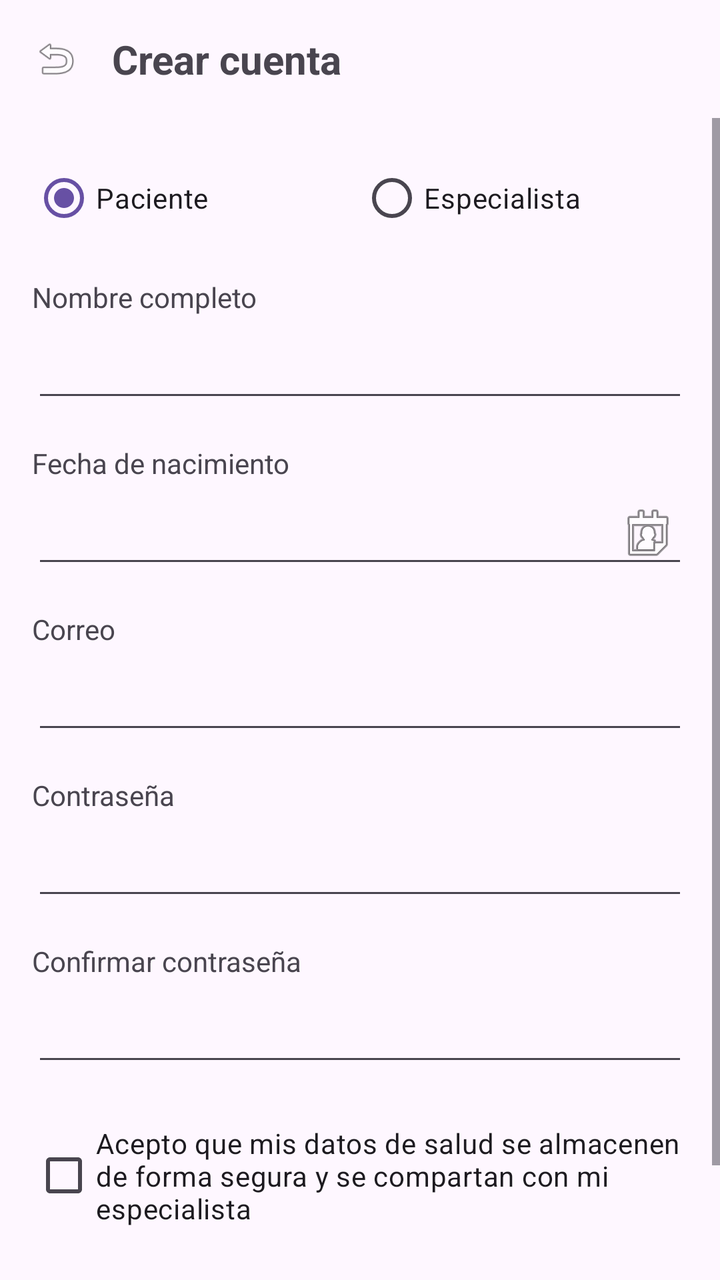
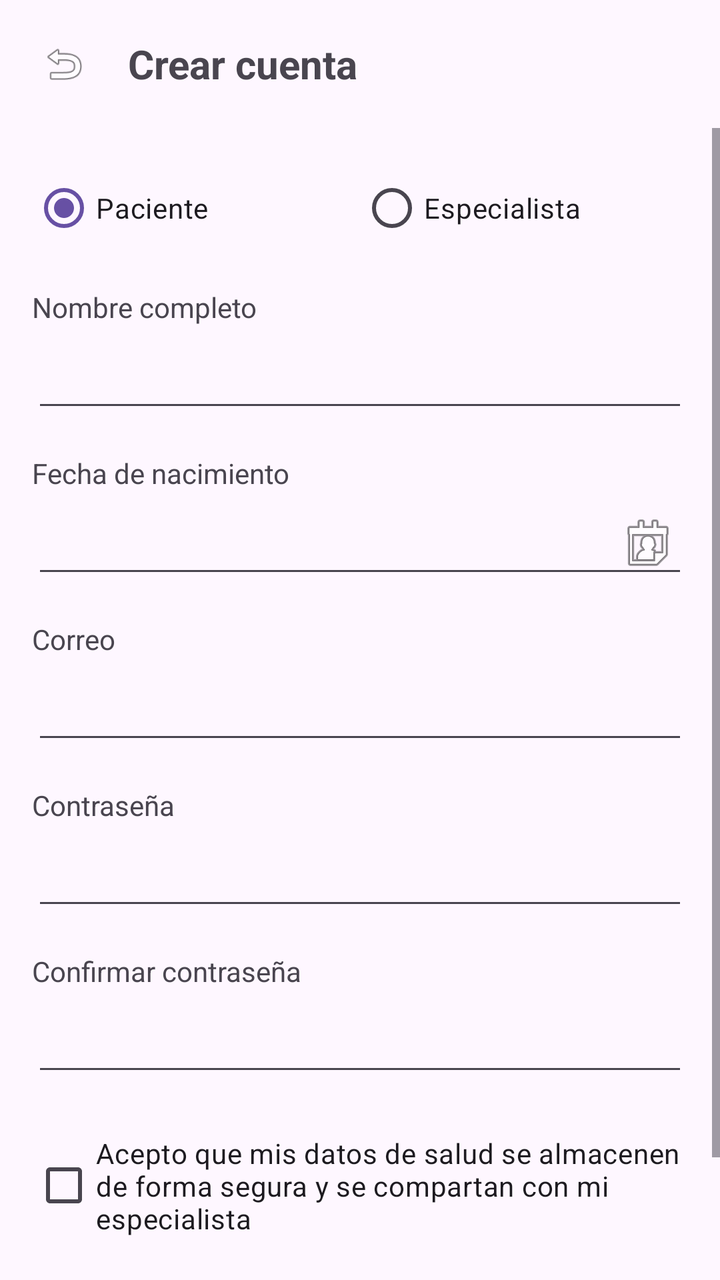

Compare the two renders of this Android layout. The source of the first and the diff that turns it into the second are given below.
<!-- AndroidManifest.xml: application theme Theme.Kinapp -->
<!-- res/layout/activity_registro.xml -->
<?xml version="1.0" encoding="utf-8"?>
<androidx.constraintlayout.widget.ConstraintLayout
    xmlns:android="http://schemas.android.com/apk/res/android"
    xmlns:app="http://schemas.android.com/apk/res-auto"
    xmlns:tools="http://schemas.android.com/tools"
    android:layout_width="match_parent"
    android:layout_height="match_parent">

    <LinearLayout
        android:id="@+id/header_registro"
        android:layout_width="match_parent"
        android:layout_height="wrap_content"
        android:orientation="horizontal"
        android:gravity="center_vertical"
        android:padding="16dp"
        app:layout_constraintTop_toTopOf="parent">

        <ImageView
            android:id="@+id/btn_volver_registro"
            android:layout_width="24dp"
            android:layout_height="24dp"
            android:src="@android:drawable/ic_menu_revert" />

        <TextView
            android:layout_width="wrap_content"
            android:layout_height="wrap_content"
            android:layout_marginStart="16dp"
            android:textSize="20sp"
            android:textStyle="bold"
            android:text="Crear cuenta" />
    </LinearLayout>

    <ScrollView
        android:layout_width="match_parent"
        android:layout_height="0dp"
        app:layout_constraintTop_toBottomOf="@id/header_registro"
        app:layout_constraintBottom_toBottomOf="parent">

        <LinearLayout
            android:layout_width="match_parent"
            android:layout_height="wrap_content"
            android:orientation="vertical"
            android:padding="16dp">

            <RadioGroup
                android:id="@+id/rg_tipo_usuario"
                android:layout_width="match_parent"
                android:layout_height="wrap_content"
                android:orientation="horizontal"
                android:layout_marginBottom="16dp">

                <RadioButton
                    android:id="@+id/rb_paciente"
                    android:layout_width="0dp"
                    android:layout_height="wrap_content"
                    android:layout_weight="1"
                    android:text="Paciente"
                    android:checked="true" />

                <RadioButton
                    android:id="@+id/rb_especialista"
                    android:layout_width="0dp"
                    android:layout_height="wrap_content"
                    android:layout_weight="1"
                    android:text="Especialista" />
            </RadioGroup>

            <TextView
                android:layout_width="wrap_content"
                android:layout_height="wrap_content"
                android:text="Nombre completo" />

            <EditText
                android:id="@+id/input_nombre"
                android:layout_width="match_parent"
                android:layout_height="48dp"
                android:layout_marginBottom="16dp"
                android:inputType="textPersonName"
                tools:hint="Juan Pérez" />

            <TextView
                android:layout_width="wrap_content"
                android:layout_height="wrap_content"
                android:text="Fecha de nacimiento" />

            <EditText
                android:id="@+id/input_fecha_nac"
                android:layout_width="match_parent"
                android:layout_height="48dp"
                android:layout_marginBottom="16dp"
                android:inputType="date"
                android:drawableEnd="@android:drawable/ic_menu_my_calendar"
                tools:hint="dd/mm/aaaa" />

            <TextView
                android:layout_width="wrap_content"
                android:layout_height="wrap_content"
                android:text="Correo" />

            <EditText
                android:id="@+id/input_correo_registro"
                android:layout_width="match_parent"
                android:layout_height="48dp"
                android:layout_marginBottom="16dp"
                android:inputType="textEmailAddress"
                tools:hint="nombre@correo.com" />

            <LinearLayout
                android:id="@+id/layout_datos_especialista"
                android:layout_width="match_parent"
                android:layout_height="wrap_content"
                android:orientation="vertical"
                android:visibility="gone">

                <TextView
                    android:layout_width="wrap_content"
                    android:layout_height="wrap_content"
                    android:text="RUT Profesional" />

                <EditText
                    android:id="@+id/input_rut_especialista"
                    android:layout_width="match_parent"
                    android:layout_height="48dp"
                    android:layout_marginBottom="16dp"
                    android:inputType="text"
                    tools:hint="12.345.678-9" />

                <TextView
                    android:layout_width="wrap_content"
                    android:layout_height="wrap_content"
                    android:text="N° Registro Superintendencia de Salud" />

                <EditText
                    android:id="@+id/input_registro_sis"
                    android:layout_width="match_parent"
                    android:layout_height="48dp"
                    android:layout_marginBottom="16dp"
                    android:inputType="number"
                    tools:hint="123456" />

                <TextView
                    android:layout_width="wrap_content"
                    android:layout_height="wrap_content"
                    android:text="Institución de salud" />

                <EditText
                    android:id="@+id/input_institucion"
                    android:layout_width="match_parent"
                    android:layout_height="48dp"
                    android:layout_marginBottom="16dp"
                    android:inputType="textPersonName"
                    tools:hint="Hospital / Clínica / CESFAM" />
            </LinearLayout>

            <TextView
                android:layout_width="wrap_content"
                android:layout_height="wrap_content"
                android:text="Contraseña" />

            <EditText
                android:id="@+id/input_pass_registro"
                android:layout_width="match_parent"
                android:layout_height="48dp"
                android:layout_marginBottom="16dp"
                android:inputType="textPassword" />

            <TextView
                android:layout_width="wrap_content"
                android:layout_height="wrap_content"
                android:text="Confirmar contraseña" />

            <EditText
                android:id="@+id/input_pass_confirmar"
                android:layout_width="match_parent"
                android:layout_height="48dp"
                android:layout_marginBottom="24dp"
                android:inputType="textPassword" />

            <CheckBox
                android:id="@+id/chk_terminos"
                android:layout_width="match_parent"
                android:layout_height="wrap_content"
                android:layout_marginBottom="24dp"
                android:text="Acepto que mis datos de salud se almacenen de forma segura y se compartan con mi especialista" />

            <Button
                android:id="@+id/btn_registrar"
                android:layout_width="match_parent"
                android:layout_height="50dp"
                android:text="Crear cuenta"
                android:textAllCaps="false" />

        </LinearLayout>
    </ScrollView>
</androidx.constraintlayout.widget.ConstraintLayout>
<!-- resources referenced by this layout -->
<resources>
  <style name="Theme.Kinapp" parent="Base.Theme.Kinapp" />
  <style name="Base.Theme.Kinapp" parent="Theme.Material3.DayNight.NoActionBar">
          
          
      </style>
</resources>

<!-- the commit's change to res/layout/activity_registro.xml (unified diff, before → after) -->
@@ -4,7 +4,8 @@
     xmlns:app="http://schemas.android.com/apk/res-auto"
     xmlns:tools="http://schemas.android.com/tools"
     android:layout_width="match_parent"
-    android:layout_height="match_parent">
+    android:layout_height="match_parent"
+    android:fitsSystemWindows="true">
 
     <LinearLayout
         android:id="@+id/header_registro"
@@ -12,19 +13,23 @@
         android:layout_height="wrap_content"
         android:orientation="horizontal"
         android:gravity="center_vertical"
-        android:padding="16dp"
+        android:padding="8dp"
         app:layout_constraintTop_toTopOf="parent">
 
         <ImageView
             android:id="@+id/btn_volver_registro"
-            android:layout_width="24dp"
-            android:layout_height="24dp"
+            android:layout_width="48dp"
+            android:layout_height="48dp"
+            android:padding="12dp"
+            android:clickable="true"
+            android:focusable="true"
+            android:background="?attr/selectableItemBackgroundBorderless"
             android:src="@android:drawable/ic_menu_revert" />
 
         <TextView
             android:layout_width="wrap_content"
             android:layout_height="wrap_content"
-            android:layout_marginStart="16dp"
+            android:layout_marginStart="8dp"
             android:textSize="20sp"
             android:textStyle="bold"
             android:text="Crear cuenta" />
